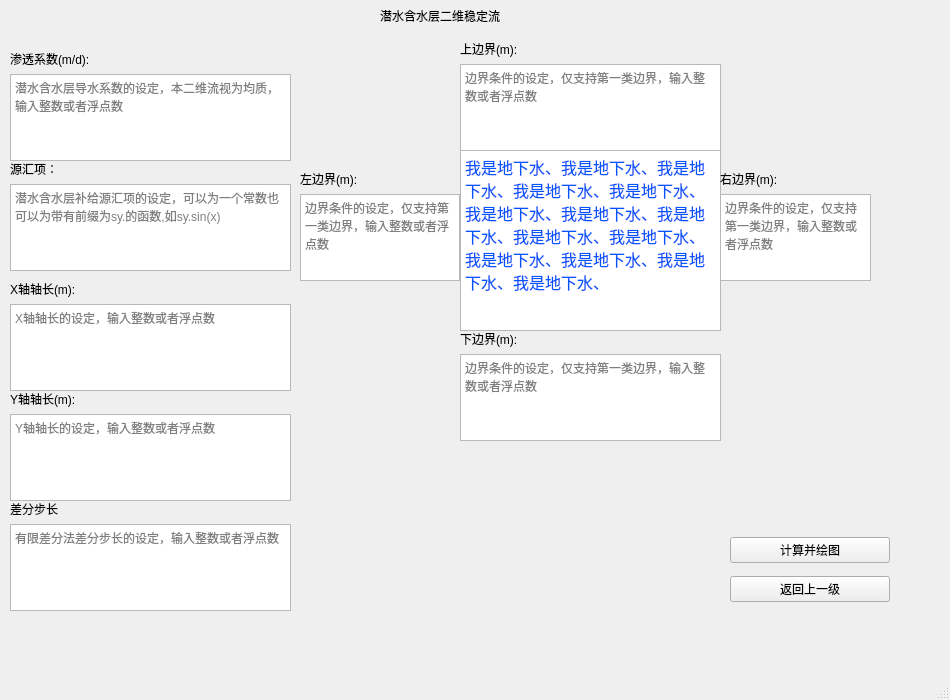
Yulei-3005240023/FDM_groundwater, file ui/ttduasf.ui: the form before one commit.
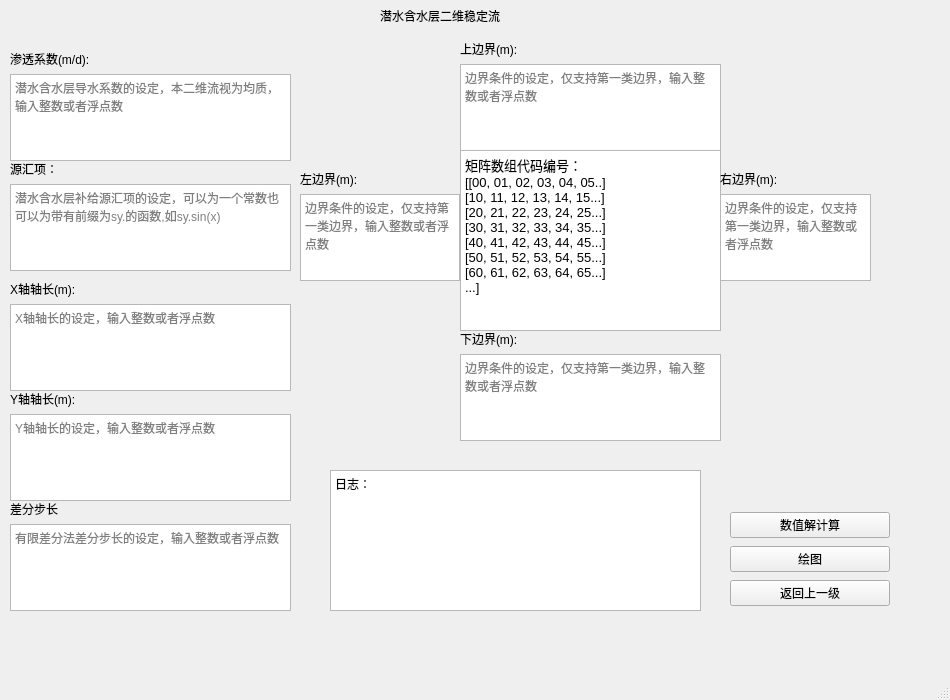
The form after the commit.

Diff of the .ui file:
```diff
--- a/ui/ttduasf.ui
+++ b/ui/ttduasf.ui
@@ -14,7 +14,7 @@
    <string>潜水含水层二维稳定流</string>
   </property>
   <widget class="QWidget" name="centralwidget">
-   <widget class="QTextBrowser" name="textBrowser">
+   <widget class="QTextBrowser" name="textBrowser_1">
     <property name="geometry">
      <rect>
       <x>460</x>
@@ -28,7 +28,15 @@
 &lt;html&gt;&lt;head&gt;&lt;meta name=&quot;qrichtext&quot; content=&quot;1&quot; /&gt;&lt;style type=&quot;text/css&quot;&gt;
 p, li { white-space: pre-wrap; }
 &lt;/style&gt;&lt;/head&gt;&lt;body style=&quot; font-family:'SimSun'; font-size:9pt; font-weight:400; font-style:normal;&quot;&gt;
-&lt;p style=&quot; margin-top:0px; margin-bottom:0px; margin-left:0px; margin-right:0px; -qt-block-indent:0; text-indent:0px;&quot;&gt;&lt;span style=&quot; font-size:12pt; color:#0055ff;&quot;&gt;我是地下水、我是地下水、我是地下水、我是地下水、我是地下水、我是地下水、我是地下水、我是地下水、我是地下水、我是地下水、我是地下水、我是地下水、我是地下水、我是地下水、&lt;/span&gt;&lt;/p&gt;&lt;/body&gt;&lt;/html&gt;</string>
+&lt;p style=&quot; margin-top:0px; margin-bottom:0px; margin-left:0px; margin-right:0px; -qt-block-indent:0; text-indent:0px;&quot;&gt;&lt;span style=&quot; font-size:10pt;&quot;&gt;矩阵数组代码编号：&lt;/span&gt;&lt;/p&gt;
+&lt;p style=&quot; margin-top:0px; margin-bottom:0px; margin-left:0px; margin-right:0px; -qt-block-indent:0; text-indent:0px;&quot;&gt;&lt;span style=&quot; font-size:10pt;&quot;&gt;[[00, 01, 02, 03, 04, 05..]&lt;/span&gt;&lt;/p&gt;
+&lt;p style=&quot; margin-top:0px; margin-bottom:0px; margin-left:0px; margin-right:0px; -qt-block-indent:0; text-indent:0px;&quot;&gt;&lt;span style=&quot; font-size:10pt;&quot;&gt;[10, 11, 12, 13, 14, 15...]&lt;/span&gt;&lt;/p&gt;
+&lt;p style=&quot; margin-top:0px; margin-bottom:0px; margin-left:0px; margin-right:0px; -qt-block-indent:0; text-indent:0px;&quot;&gt;&lt;span style=&quot; font-size:10pt;&quot;&gt;[20, 21, 22, 23, 24, 25...]&lt;/span&gt;&lt;/p&gt;
+&lt;p style=&quot; margin-top:0px; margin-bottom:0px; margin-left:0px; margin-right:0px; -qt-block-indent:0; text-indent:0px;&quot;&gt;&lt;span style=&quot; font-size:10pt;&quot;&gt;[30, 31, 32, 33, 34, 35...]&lt;/span&gt;&lt;/p&gt;
+&lt;p style=&quot; margin-top:0px; margin-bottom:0px; margin-left:0px; margin-right:0px; -qt-block-indent:0; text-indent:0px;&quot;&gt;&lt;span style=&quot; font-size:10pt;&quot;&gt;[40, 41, 42, 43, 44, 45...]&lt;/span&gt;&lt;/p&gt;
+&lt;p style=&quot; margin-top:0px; margin-bottom:0px; margin-left:0px; margin-right:0px; -qt-block-indent:0; text-indent:0px;&quot;&gt;&lt;span style=&quot; font-size:10pt;&quot;&gt;[50, 51, 52, 53, 54, 55...]&lt;/span&gt;&lt;/p&gt;
+&lt;p style=&quot; margin-top:0px; margin-bottom:0px; margin-left:0px; margin-right:0px; -qt-block-indent:0; text-indent:0px;&quot;&gt;&lt;span style=&quot; font-size:10pt;&quot;&gt;[60, 61, 62, 63, 64, 65...]&lt;/span&gt;&lt;/p&gt;
+&lt;p style=&quot; margin-top:0px; margin-bottom:0px; margin-left:0px; margin-right:0px; -qt-block-indent:0; text-indent:0px;&quot;&gt;&lt;span style=&quot; font-size:10pt;&quot;&gt;...]&lt;/span&gt;&lt;/p&gt;&lt;/body&gt;&lt;/html&gt;</string>
     </property>
    </widget>
    <widget class="QWidget" name="verticalLayoutWidget_5">
@@ -191,16 +199,23 @@
     <property name="geometry">
      <rect>
       <x>730</x>
-      <y>530</y>
+      <y>510</y>
       <width>160</width>
-      <height>80</height>
+      <height>100</height>
      </rect>
     </property>
     <layout class="QVBoxLayout" name="verticalLayout_9">
+     <item>
+      <widget class="QPushButton" name="solve">
+       <property name="text">
+        <string>数值解计算</string>
+       </property>
+      </widget>
+     </item>
      <item>
       <widget class="QPushButton" name="draw">
        <property name="text">
-        <string>计算并绘图</string>
+        <string>绘图</string>
        </property>
       </widget>
      </item>
@@ -304,6 +319,23 @@
      <string>潜水含水层二维稳定流</string>
     </property>
    </widget>
+   <widget class="QTextBrowser" name="textBrowser">
+    <property name="geometry">
+     <rect>
+      <x>330</x>
+      <y>470</y>
+      <width>371</width>
+      <height>141</height>
+     </rect>
+    </property>
+    <property name="html">
+     <string>&lt;!DOCTYPE HTML PUBLIC &quot;-//W3C//DTD HTML 4.0//EN&quot; &quot;http://www.w3.org/TR/REC-html40/strict.dtd&quot;&gt;
+&lt;html&gt;&lt;head&gt;&lt;meta name=&quot;qrichtext&quot; content=&quot;1&quot; /&gt;&lt;style type=&quot;text/css&quot;&gt;
+p, li { white-space: pre-wrap; }
+&lt;/style&gt;&lt;/head&gt;&lt;body style=&quot; font-family:'SimSun'; font-size:9pt; font-weight:400; font-style:normal;&quot;&gt;
+&lt;p style=&quot; margin-top:0px; margin-bottom:0px; margin-left:0px; margin-right:0px; -qt-block-indent:0; text-indent:0px;&quot;&gt;日志：&lt;/p&gt;&lt;/body&gt;&lt;/html&gt;</string>
+    </property>
+   </widget>
   </widget>
   <widget class="QMenuBar" name="menubar">
    <property name="geometry">
```
